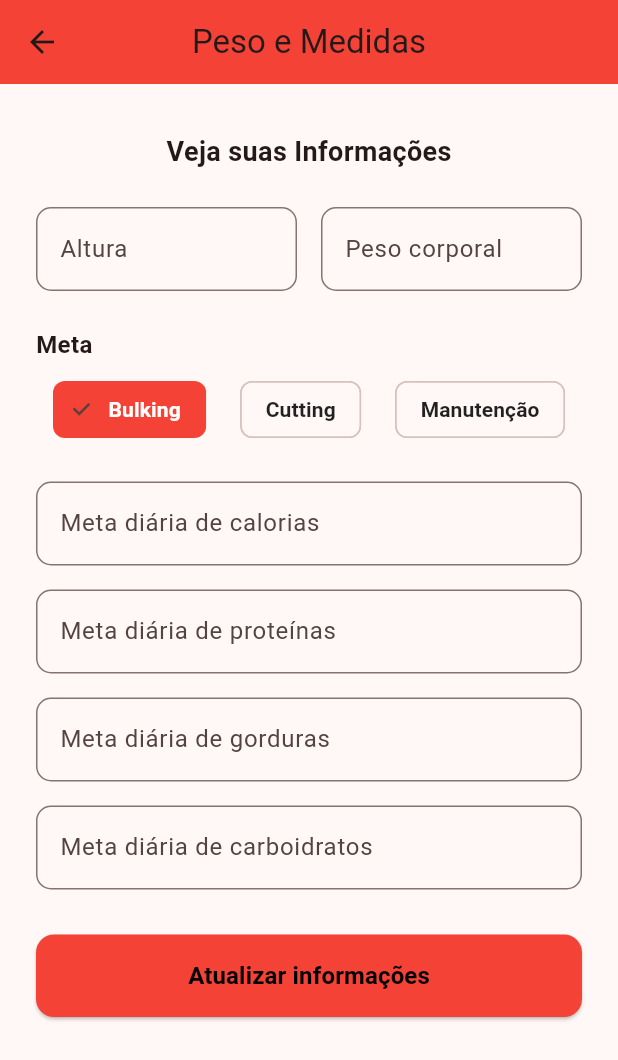
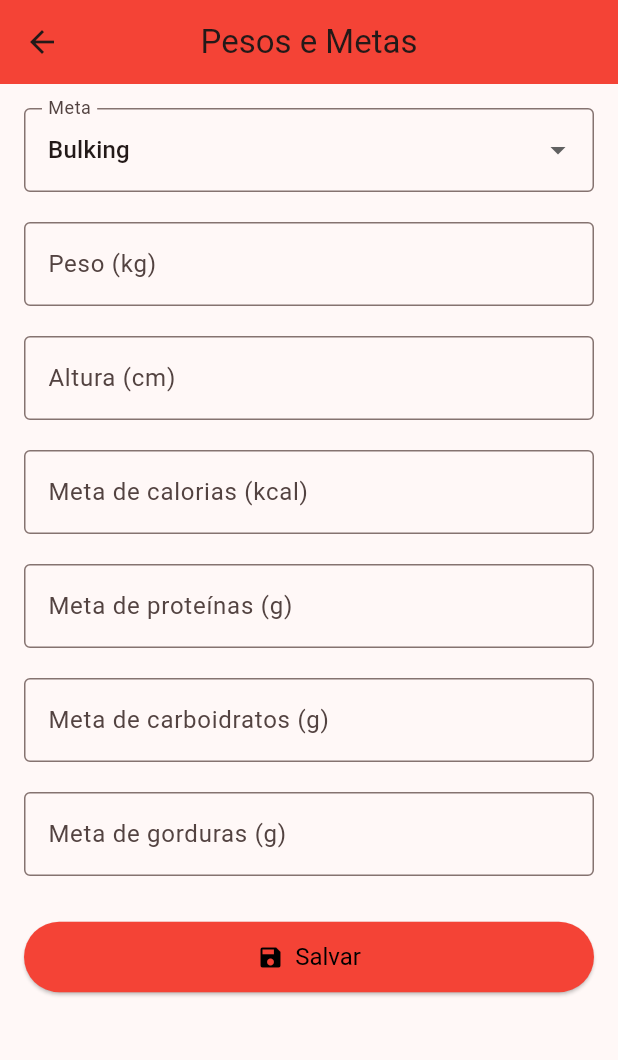
Before and after one commit to Elias-RDC/Fit_Macro-project, a Flutter app: the screen it shows after launch, after a tap on "Acessar", after a tap on "Peso e Metas", on a phone screen of 412 x 824 dp. Shown: the top 1060 px of the screen. Run offline on Flutter 3.47's test engine with Material 3 defaults, Android fonts, the phone set to English and light mode, and no system bars; our stand-ins replace google_fonts, percent_indicator, sqflite; accounts and stored records are empty.

Commit message:
Update pesos_e_medidas.dart

```diff
--- a/lib/pesos_e_medidas.dart
+++ b/lib/pesos_e_medidas.dart
@@ -1,5 +1,5 @@
 import 'package:flutter/material.dart';
-import '../database_helper.dart';
+import 'database_helper.dart';
 
 class PesoMedidasPage extends StatefulWidget {
   const PesoMedidasPage({super.key});
@@ -9,185 +9,181 @@ class PesoMedidasPage extends StatefulWidget {
 }
 
 class _PesoMedidasPageState extends State<PesoMedidasPage> {
-  final alturaController = TextEditingController();
-  final pesoController = TextEditingController();
-  final caloriasController = TextEditingController();
-  final proteinasController = TextEditingController();
-  final gordurasController = TextEditingController();
-  final carboidratosController = TextEditingController();
+  final dbHelper = DatabaseHelper.instance;
 
   String metaSelecionada = "Bulking";
-  final dbHelper = DatabaseHelper.instance;
-  Meta? metaAtual;
+
+  final TextEditingController pesoController = TextEditingController();
+  final TextEditingController alturaController = TextEditingController();
+  final TextEditingController caloriasController = TextEditingController();
+  final TextEditingController proteinasController = TextEditingController();
+  final TextEditingController carboidratosController = TextEditingController();
+  final TextEditingController gordurasController = TextEditingController();
 
   @override
   void initState() {
     super.initState();
-    _carregarMeta();
+    _carregarDados();
   }
 
-  Future<void> _carregarMeta() async {
-    final meta = await dbHelper.getLastMeta();
-    if (meta != null) {
+  Future<void> _carregarDados() async {
+    try {
+      Map<String, dynamic>? dados = await dbHelper.getPeso(metaSelecionada);
+      if (dados != null && dados.isNotEmpty) {
         setState(() {
-        metaAtual = meta;
-        alturaController.text = meta.altura.toString();
-        pesoController.text = meta.peso.toString();
-        caloriasController.text = meta.calorias.toString();
-        proteinasController.text = meta.proteinas.toString();
-        gordurasController.text = meta.gorduras.toString();
-        carboidratosController.text = meta.carboidratos.toString();
-        metaSelecionada = meta.tipoMeta;
+          pesoController.text = (dados['peso'] ?? 0).toString();
+          alturaController.text = (dados['altura'] ?? 0).toString();
+          caloriasController.text = (dados['meta_calorias'] ?? 0).toString();
+          proteinasController.text = (dados['meta_proteinas'] ?? 0).toString();
+          carboidratosController.text = (dados['meta_carboidratos'] ?? 0).toString();
+          gordurasController.text = (dados['meta_gorduras'] ?? 0).toString();
         });
-    } else {
-      // valores padrão
-      alturaController.text = "1.80";
-      pesoController.text = "77.5";
-      caloriasController.text = "2000";
-      proteinasController.text = "150";
-      gordurasController.text = "50";
-      carboidratosController.text = "200";
-      metaSelecionada = "Bulking";
+      }
+    } catch (e) {
+      debugPrint('Erro ao carregar dados de peso e medidas: $e');
     }
   }
 
-  Future<void> _salvarMeta() async {
-    final novaMeta = Meta(
-      id: metaAtual?.id,
-      calorias: int.tryParse(caloriasController.text) ?? 0,
-      proteinas: int.tryParse(proteinasController.text) ?? 0,
-      carboidratos: int.tryParse(carboidratosController.text) ?? 0,
-      gorduras: int.tryParse(gordurasController.text) ?? 0,
-      altura: double.tryParse(alturaController.text) ?? 0.0,
-      peso: double.tryParse(pesoController.text) ?? 0.0,
-      tipoMeta: metaSelecionada,
-      data: DateTime.now().toIso8601String(),
+  Future<void> _salvarDados() async {
+    double peso = double.tryParse(pesoController.text) ?? 0;
+    double altura = double.tryParse(alturaController.text) ?? 0;
+    double metaCalorias = double.tryParse(caloriasController.text) ?? 0;
+    double metaProteinas = double.tryParse(proteinasController.text) ?? 0;
+    double metaCarboidratos = double.tryParse(carboidratosController.text) ?? 0;
+    double metaGorduras = double.tryParse(gordurasController.text) ?? 0;
+
+    Map<String, dynamic> dados = {
+      'meta': metaSelecionada,
+      'peso': peso,
+      'altura': altura,
+      'meta_calorias': metaCalorias,
+      'meta_proteinas': metaProteinas,
+      'meta_carboidratos': metaCarboidratos,
+      'meta_gorduras': metaGorduras,
+    };
+
+    try {
+      await dbHelper.insertOrUpdatePesoMedidas(dados);
+      if (mounted) {
+        ScaffoldMessenger.of(context).showSnackBar(
+          const SnackBar(content: Text('Dados salvos com sucesso!')),
         );
-
-    await dbHelper.insertMeta(novaMeta);
-
+      }
+    } catch (e) {
+      debugPrint('Erro ao salvar dados: $e');
       ScaffoldMessenger.of(context).showSnackBar(
-      const SnackBar(content: Text('Informações salvas com sucesso!')),
+        const SnackBar(content: Text('Erro ao salvar os dados.')),
       );
-
-    _carregarMeta();
+    }
   }
 
   @override
   Widget build(BuildContext context) {
     return Scaffold(
       appBar: AppBar(
-        title: const Text('Peso e Medidas'),
+        title: const Text('Pesos e Metas'),
         backgroundColor: Colors.red,
         centerTitle: true,
       ),
-      body: SafeArea(
+      body: Padding(
+        padding: const EdgeInsets.all(16.0),
         child: SingleChildScrollView(
-          padding: const EdgeInsets.all(24),
           child: Column(
-            crossAxisAlignment: CrossAxisAlignment.center,
             children: [
-              const SizedBox(height: 8),
-              const Text(
-                'Veja suas Informações',
-                style: TextStyle(fontSize: 18, fontWeight: FontWeight.w600),
+              DropdownButtonFormField<String>(
+                value: metaSelecionada,
+                decoration: const InputDecoration(
+                  labelText: 'Meta',
+                  border: OutlineInputBorder(),
                 ),
-              const SizedBox(height: 24),
-              Row(
-                children: [
-                  Expanded(
-                    child: _campoComUnidade(
-                        label: 'Altura', controller: alturaController, unidade: 'm'),
+                items: const [
+                  DropdownMenuItem(value: 'Bulking', child: Text('Bulking')),
+                  DropdownMenuItem(value: 'Cutting', child: Text('Cutting')),
+                  DropdownMenuItem(value: 'Manutenção', child: Text('Manutenção')),
+                ],
+                onChanged: (valor) {
+                  setState(() {
+                    metaSelecionada = valor!;
+                  });
+                  _carregarDados();
+                },
               ),
-                  const SizedBox(width: 16),
-                  Expanded(
-                    child: _campoComUnidade(
-                        label: 'Peso corporal', controller: pesoController, unidade: 'kg'),
+              const SizedBox(height: 20),
+              TextField(
+                controller: pesoController,
+                keyboardType: TextInputType.number,
+                decoration: const InputDecoration(
+                  labelText: 'Peso (kg)',
+                  border: OutlineInputBorder(),
                 ),
-                ],
               ),
-              const SizedBox(height: 24),
-              const Align(
-                alignment: Alignment.centerLeft,
-                child: Text('Meta',
-                    style: TextStyle(fontWeight: FontWeight.w600, fontSize: 16)),
+              const SizedBox(height: 20),
+              TextField(
+                controller: alturaController,
+                keyboardType: TextInputType.number,
+                decoration: const InputDecoration(
+                  labelText: 'Altura (cm)',
+                  border: OutlineInputBorder(),
                 ),
-              const SizedBox(height: 8),
-              Row(
-                mainAxisAlignment: MainAxisAlignment.spaceAround,
-                children: ['Bulking', 'Cutting', 'Manutenção'].map((meta) {
-                  return ChoiceChip(
-                    label: Text(meta),
-                    selected: metaSelecionada == meta,
-                    onSelected: (_) => setState(() => metaSelecionada = meta),
-                    selectedColor: Colors.red,
-                    labelStyle: TextStyle(
-                      color: metaSelecionada == meta ? Colors.white : Colors.black87,
-                      fontWeight: FontWeight.w600,
               ),
-                  );
-                }).toList(),
+              const SizedBox(height: 20),
+              TextField(
+                controller: caloriasController,
+                keyboardType: TextInputType.number,
+                decoration: const InputDecoration(
+                  labelText: 'Meta de calorias (kcal)',
+                  border: OutlineInputBorder(),
                 ),
-              const SizedBox(height: 24),
-              _campoComUnidade(
-                  label: 'Meta diária de calorias',
-                  controller: caloriasController,
-                  unidade: 'kcal'),
-              const SizedBox(height: 16),
-              _campoComUnidade(
-                  label: 'Meta diária de proteínas',
+              ),
+              const SizedBox(height: 20),
+              TextField(
                 controller: proteinasController,
-                  unidade: 'g'),
-              const SizedBox(height: 16),
-              _campoComUnidade(
-                  label: 'Meta diária de gorduras',
+                keyboardType: TextInputType.number,
+                decoration: const InputDecoration(
+                  labelText: 'Meta de proteínas (g)',
+                  border: OutlineInputBorder(),
+                ),
+              ),
+              const SizedBox(height: 20),
+              TextField(
+                controller: carboidratosController,
+                keyboardType: TextInputType.number,
+                decoration: const InputDecoration(
+                  labelText: 'Meta de carboidratos (g)',
+                  border: OutlineInputBorder(),
+                ),
+              ),
+              const SizedBox(height: 20),
+              TextField(
                 controller: gordurasController,
-                  unidade: 'g'),
-              const SizedBox(height: 16),
-              _campoComUnidade(
-                  label: 'Meta diária de carboidratos',
-                  controller: carboidratosController,
-                  unidade: 'g'),
+                keyboardType: TextInputType.number,
+                decoration: const InputDecoration(
+                  labelText: 'Meta de gorduras (g)',
+                  border: OutlineInputBorder(),
+                ),
+              ),
               const SizedBox(height: 30),
              SizedBox(
                 width: double.infinity,
-                child: ElevatedButton(
-                  onPressed: _salvarMeta,
+                child: ElevatedButton.icon(
+                onPressed: _salvarDados,
+                icon: const Icon(Icons.save, color: Colors.black), // ícone branco
+                label: const Text('Salvar',
+                style: TextStyle(color: Colors.black), // texto branco
+              ),
                 style: ElevatedButton.styleFrom(
+                padding: const EdgeInsets.symmetric(vertical: 14),
+                textStyle: const TextStyle(fontSize: 16),
                 backgroundColor: Colors.red,
-                    padding: const EdgeInsets.symmetric(vertical: 16),
-                    shape: RoundedRectangleBorder(
-                        borderRadius: BorderRadius.circular(12)),
-                  ),
-                  child: const Text(
-                    'Atualizar informações',
-                    style: TextStyle(
-                        color: Colors.black,
-                        fontWeight: FontWeight.bold,
-                        fontSize: 16),
+                foregroundColor: Colors.black,
     ),
   ),
 ),
+
             ],
           ),
         ),
       ),
     );
   }
-
-  Widget _campoComUnidade({
-    required String label,
-    required TextEditingController controller,
-    required String unidade,
-  }) {
-    return TextField(
-      controller: controller,
-      keyboardType: const TextInputType.numberWithOptions(decimal: true),
-      decoration: InputDecoration(
-        labelText: label,
-        suffixText: unidade,
-        border: OutlineInputBorder(borderRadius: BorderRadius.circular(10)),
-      ),
-    );
 }
-}
```
Lines whose indentation alone changed are shown as unchanged.
